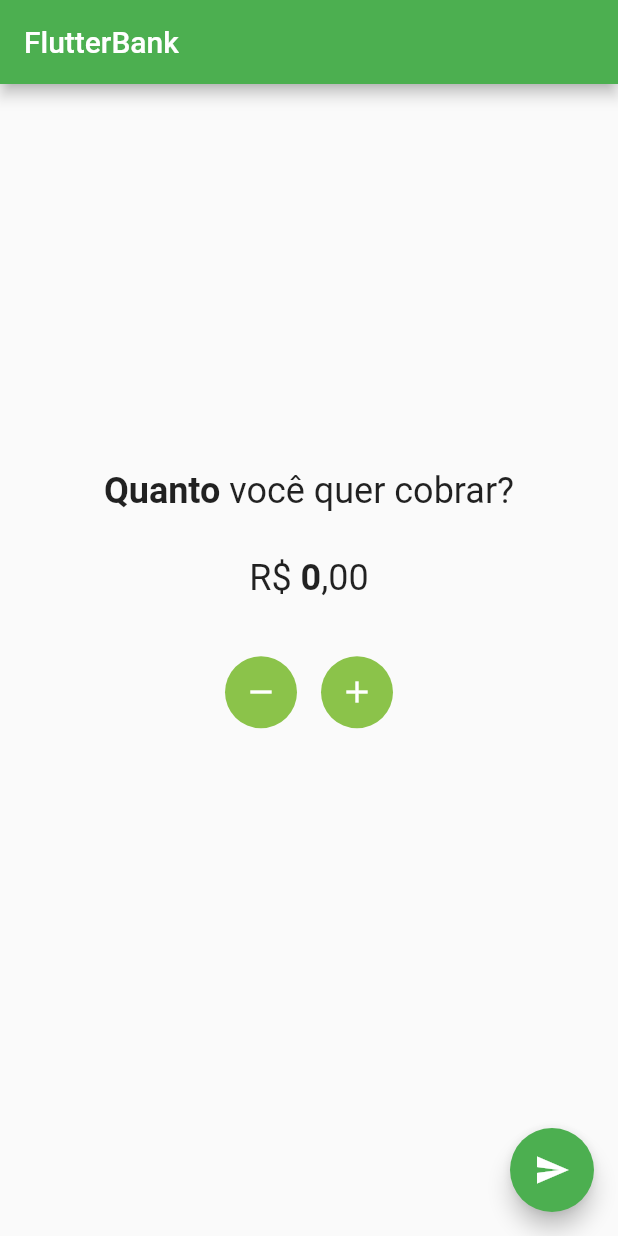
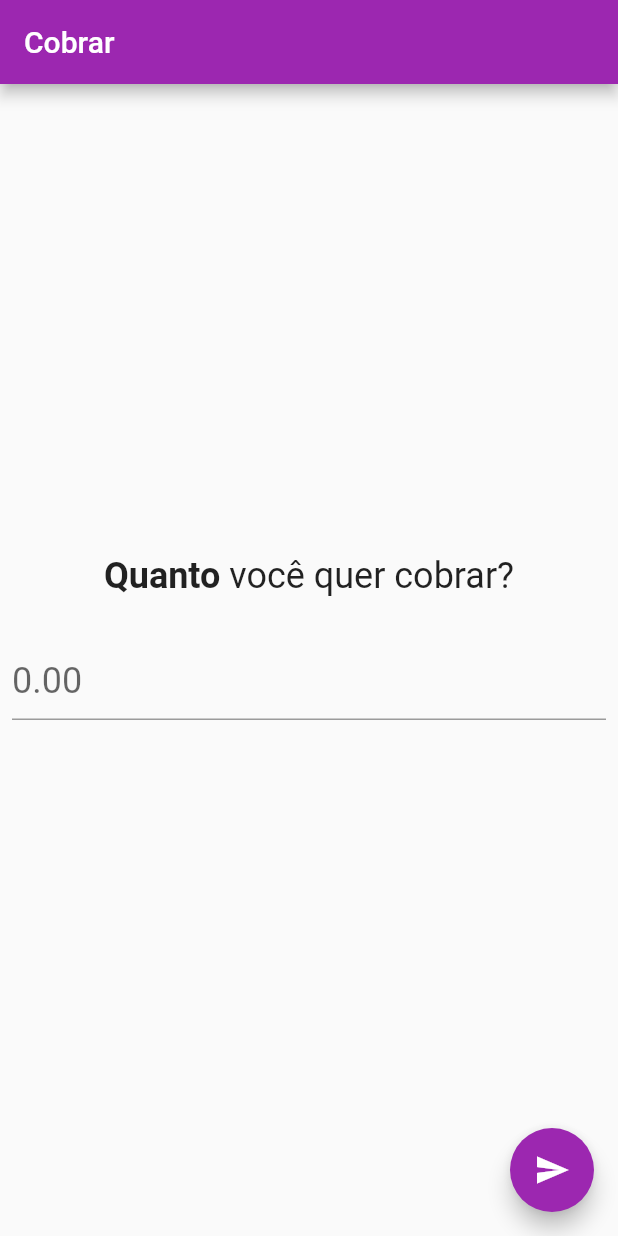
Before and after one commit to danvitoriano/flutterbank, a Flutter app: the screen it shows after launch, on a phone screen of 412 x 824 dp. Run offline on Flutter 3.47's test engine with Material 2 defaults, Android fonts, the phone set to English and light mode, and no system bars.

Commit message:
send charge to generate dynamic qrcode

```diff
--- /dev/null
+++ b/lib/components/double_weight_text.dart
@@ -0,0 +1,25 @@
+import 'package:flutter/material.dart';
+
+class DoubleWeightText extends StatelessWidget {
+  final String first;
+  final String second;
+
+  DoubleWeightText({this.first, this.second});
+
+  @override
+  Widget build(BuildContext context) {
+    return RichText(
+      textAlign: TextAlign.center,
+      text: TextSpan(
+        style: Theme.of(context).textTheme.headline5,
+        children: <TextSpan>[
+          TextSpan(
+            text: first,
+            style: TextStyle(fontWeight: FontWeight.bold),
+          ),
+          TextSpan(text: second),
+        ],
+      ),
+    );
+  }
+}
--- /dev/null
+++ b/lib/components/insert_form_scroll_view.dart
@@ -0,0 +1,36 @@
+import 'package:flutter/cupertino.dart';
+import 'package:flutter/material.dart';
+import 'double_weight_text.dart';
+
+class InsertFormScrollView extends StatelessWidget {
+  InsertFormScrollView({
+    this.counterField
+  });
+
+  final TextEditingController counterField;
+
+  @override
+  Widget build(BuildContext context) {
+    return SingleChildScrollView(
+      child: Column(
+        mainAxisAlignment: MainAxisAlignment.center,
+        children: <Widget>[
+          Padding(
+            padding: const EdgeInsets.fromLTRB(8, 0, 8, 30),
+            child: DoubleWeightText(
+                first: 'Quanto', second: ' você quer cobrar?'),
+          ),
+          Padding(
+            padding: const EdgeInsets.fromLTRB(8, 0, 8, 30),
+            child: TextField(
+              style: TextStyle(fontSize: 24.0),
+              controller: counterField,
+              keyboardType: TextInputType.number,
+              decoration: InputDecoration(hintText: '0.00'),
+            ),
+          ),
+        ],
+      ),
+    );
+  }
+}
--- a/lib/main.dart
+++ b/lib/main.dart
@@ -1,144 +1,18 @@
-import 'dart:async';
+import 'package:flutter/material.dart';
+import 'package:flutterbank/screens/insert.dart';
 
-import 'package:flutter/material.dart';
+void main() => runApp(FlutterBank());
 
-void main() {
-  runApp(MyApp());
-}
-
-class MyApp extends StatelessWidget {
+class FlutterBank extends StatelessWidget {
   @override
   Widget build(BuildContext context) {
     return MaterialApp(
-      title: 'Flutter Demo',
+      title: 'FlutterBank',
       theme: ThemeData(
-        primarySwatch: Colors.green,
+        primarySwatch: Colors.purple,
         visualDensity: VisualDensity.adaptivePlatformDensity,
       ),
-      home: MyHomePage(title: 'FlutterBank'),
+      home: Insert(title: 'Cobrar'),
     );
   }
 }
-
-class MyHomePage extends StatefulWidget {
-  MyHomePage({Key key, this.title}) : super(key: key);
-
-  final String title;
-
-  @override
-  _MyHomePageState createState() => _MyHomePageState();
-}
-
-class _MyHomePageState extends State<MyHomePage> {
-  int _counter = 0;
-  String _message = '';
-
-  void _incrementCounter() {
-    setState(() {
-      _message = '';
-      _counter++;
-    });
-  }
-
-  void _decrementCounter() {
-    setState(() {
-      _message = '';
-      _counter--;
-    });
-  }
-
-  void _displayMessage() {
-    setState(() {
-      _message = 'Cobrança de R\$ $_counter,00 enviada.';
-      _counter = 0;
-    });
-    Timer(
-        const Duration(milliseconds: 5000),
-        () => setState(() {
-              _message = '';
-            }));
-  }
-
-  @override
-  Widget build(BuildContext context) {
-    return Scaffold(
-      appBar: AppBar(
-        title: Text(widget.title),
-      ),
-      body: Center(
-        child: Column(
-          mainAxisAlignment: MainAxisAlignment.center,
-          children: <Widget>[
-            Padding(
-              padding: const EdgeInsets.fromLTRB(8, 0, 8, 30),
-              child: RichText(
-                text: TextSpan(
-                  style: Theme.of(context).textTheme.headline5,
-                  children: <TextSpan>[
-                    TextSpan(
-                        text: 'Quanto',
-                        style: TextStyle(fontWeight: FontWeight.bold)),
-                    TextSpan(text: ' você quer cobrar?'),
-                  ],
-                ),
-              ),
-            ),
-            Padding(
-              padding: const EdgeInsets.fromLTRB(8, 0, 8, 30),
-              child: RichText(
-                text: TextSpan(
-                  text: 'R\$ ',
-                  style: Theme.of(context).textTheme.headline5,
-                  children: <TextSpan>[
-                    TextSpan(
-                        text: '$_counter',
-                        style: TextStyle(fontWeight: FontWeight.bold)),
-                    TextSpan(text: ',00'),
-                  ],
-                ),
-              ),
-            ),
-            Row(
-              mainAxisAlignment: MainAxisAlignment.center,
-              children: <Widget>[
-                Padding(
-                  padding: const EdgeInsets.all(8.0),
-                  child: Ink(
-                      decoration: const ShapeDecoration(
-                          shape: CircleBorder(), color: Colors.lightGreen),
-                      child: IconButton(
-                          color: Colors.white,
-                          onPressed: _decrementCounter,
-                          icon: Icon(Icons.remove))),
-                ),
-                Padding(
-                  padding: const EdgeInsets.all(8.0),
-                  child: Ink(
-                      decoration: const ShapeDecoration(
-                          shape: CircleBorder(), color: Colors.lightGreen),
-                      child: IconButton(
-                          color: Colors.white,
-                          onPressed: _incrementCounter,
-                          icon: Icon(Icons.add))),
-                ),
-              ],
-            ),
-            Padding(
-                padding: const EdgeInsets.fromLTRB(0, 50, 0, 0),
-                child: Center(
-                  child: Text(
-                    '$_message',
-                    style: TextStyle(fontSize: 20, color: Colors.lightGreen),
-                  ),
-                )),
-          ],
-        ),
-      ),
-      floatingActionButton: FloatingActionButton(
-        onPressed: _displayMessage,
-        tooltip: 'Increment',
-        child: Icon(Icons.send),
-      ),
-    );
-  }
-}
--- /dev/null
+++ b/lib/models/charge.dart
@@ -0,0 +1,11 @@
+class Charge {
+  final double valor;
+
+  Charge(this.valor);
+
+  @override
+  String toString() {
+    return 'Charge{valor: $valor}';
+  }
+
+}
--- /dev/null
+++ b/lib/screens/insert.dart
@@ -0,0 +1,71 @@
+import 'package:flutter/material.dart';
+import 'package:flutterbank/components/insert_form_scroll_view.dart';
+import 'package:flutterbank/models/charge.dart';
+import 'package:flutterbank/screens/list.dart';
+
+class Insert extends StatefulWidget {
+  Insert({Key key, this.title}) : super(key: key);
+
+  final String title;
+
+  @override
+  _InsertState createState() => _InsertState();
+}
+
+class _InsertState extends State<Insert> {
+  final TextEditingController _counterField = TextEditingController();
+
+  @override
+  Widget build(BuildContext context) {
+    return Scaffold(
+      appBar: AppBar(
+        title: Text(widget.title),
+      ),
+      body: Center(
+        child: InsertFormScrollView(counterField: _counterField),
+      ),
+      floatingActionButton: FloatingActionButton(
+        onPressed: () => _setCharge(context),
+        tooltip: 'Increment',
+        child: Icon(Icons.send),
+      ),
+    );
+  }
+
+  void _setDialog(String s) {
+    showDialog(
+      context: context,
+      builder: (BuildContext context) {
+        return AlertDialog(
+          title: Text('Alerta!'),
+          content: Text(s),
+          actions: <Widget>[
+            FlatButton(
+                onPressed: () {
+                  Navigator.of(context).pop();
+                },
+                child: Text('Fechar'))
+          ],
+        );
+      },
+    );
+  }
+
+  void _setCharge(BuildContext context) {
+    final double valor = double.tryParse(_counterField.text);
+    if (valor != null) {
+      Charge(valor);
+      _counterField.clear();
+      Navigator.push(
+        context,
+        MaterialPageRoute(
+          builder: (context) {
+            return List(valor);
+          },
+        ),
+      );
+    } else {
+      _setDialog('Valor Obrigatório');
+    }
+  }
+}
```
Also changed, not shown: lib/screens/list.dart (added, +86 -0 lines), 1 other file.
